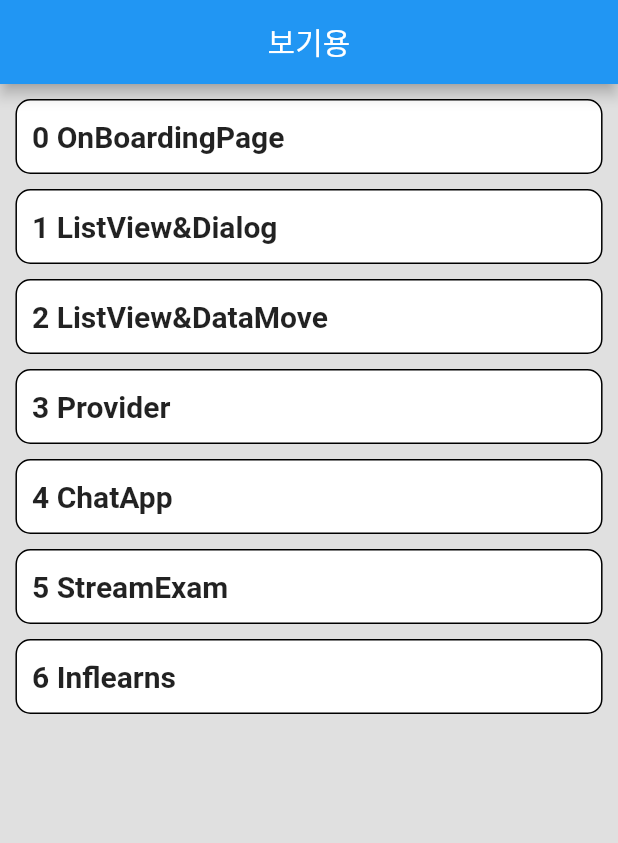
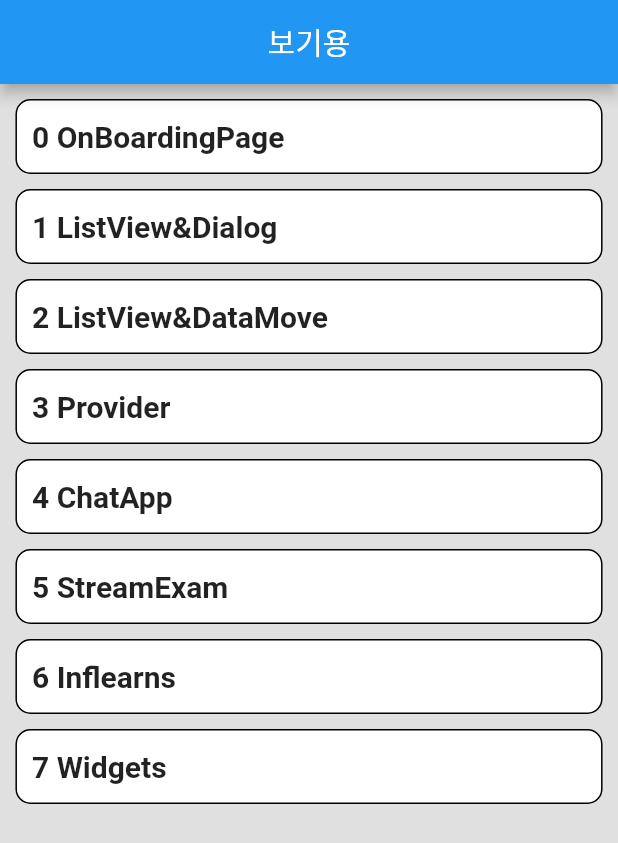
Before and after one commit to jaehee21232/TestApp, a Flutter app: the screen it shows after launch, on a phone screen of 412 x 824 dp. Shown: the top 843 px of the screen. Run offline on Flutter 3.47's test engine with Material 2 defaults, Android fonts, the phone set to English and light mode, and no system bars; our stand-ins replace cloud_firestore, firebase_auth, firebase_core, introduction_screen, like_button; missing offline and left inert: cloud_firestore_web, firebase_auth_web, firebase_core_web; accounts and stored records are empty.

Commit message:
위젯페이지추가

```diff
--- a/lib/home.dart
+++ b/lib/home.dart
@@ -6,6 +6,7 @@ import 'package:testapp/page/listview_dialog.dart';
 import 'package:testapp/page/onboarding.dart';
 import 'package:testapp/page/provider_test.dart';
 import 'package:testapp/page/stream_exam.dart';
+import 'package:testapp/page/Fluwidgets.dart';
 
 class HomeBuilder extends StatelessWidget {
   HomeBuilder({super.key});
@@ -18,6 +19,7 @@ class HomeBuilder extends StatelessWidget {
     LoginSinUpScreen(),
     StreamExam(),
     Inflearns(),
+    Fluwidgets(),
   ];
   final List<String> Texts = const <String>[
     "OnBoardingPage",
@@ -26,7 +28,8 @@ class HomeBuilder extends StatelessWidget {
     "Provider",
     "ChatApp",
     "StreamExam",
-    "Inflearns"
+    "Inflearns",
+    "Widgets"
   ];
   @override
   Widget build(BuildContext context) {
```
